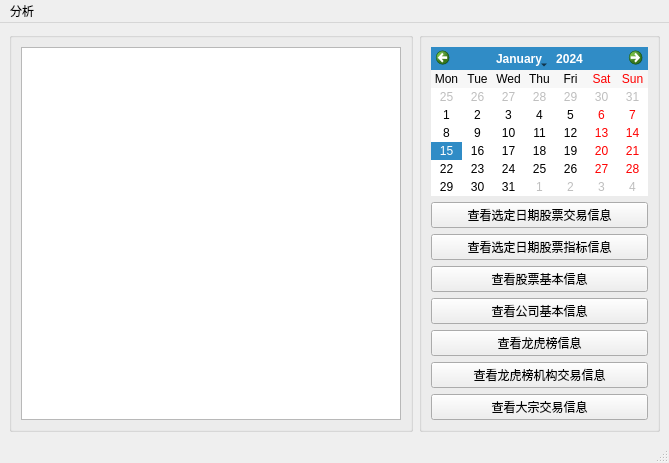
The window that UI/mainForm.ui (ypy02784/stockTushare) describes before a commit, drawn with Qt 5.
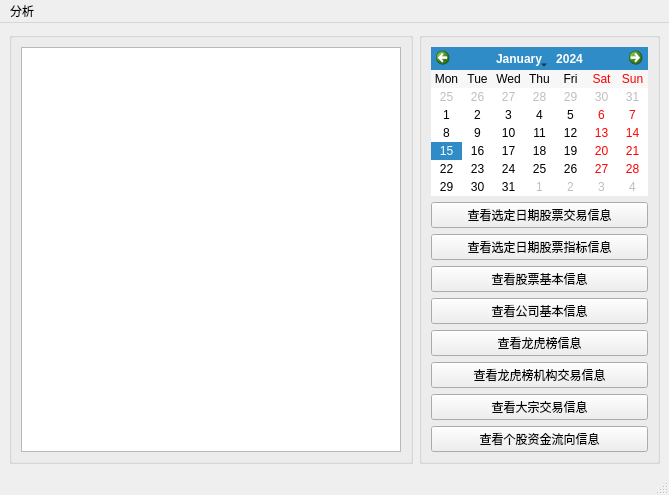
The same window after the commit.

Patch:
```diff
--- a/UI/mainForm.ui
+++ b/UI/mainForm.ui
@@ -105,6 +105,16 @@
          </property>
         </widget>
        </item>
+       <item>
+        <widget class="QPushButton" name="pushButton_moneyflow">
+         <property name="text">
+          <string>查看个股资金流向信息</string>
+         </property>
+         <property name="flat">
+          <bool>false</bool>
+         </property>
+        </widget>
+       </item>
       </layout>
      </widget>
     </item>
```
Left out of the diff: 2 changed lines with no effect on the pictures.
